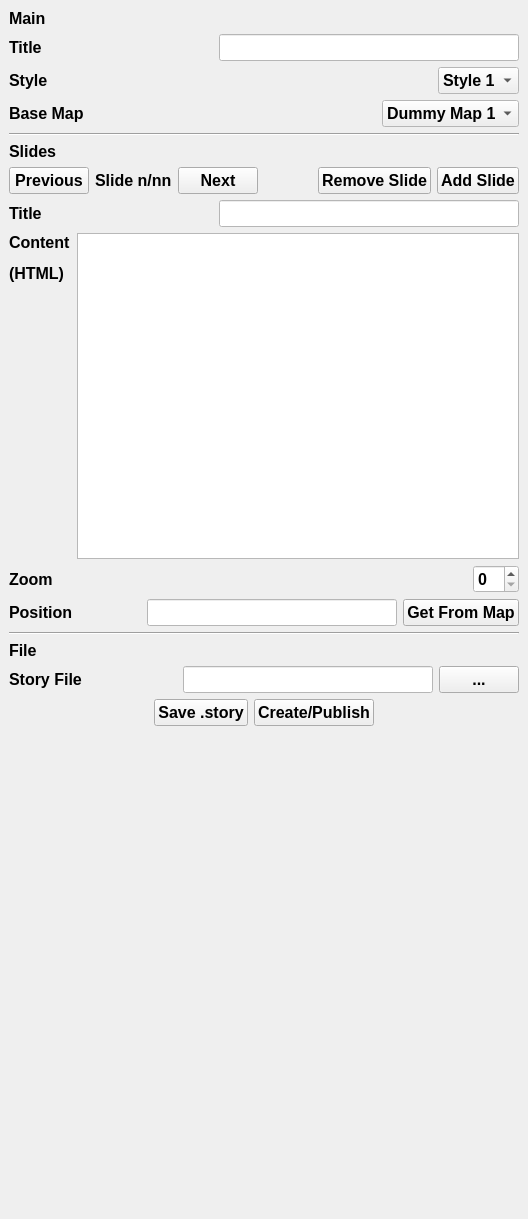
Above: story/story_dockwidget_base.ui from klakar/scheherazade before the change. Below: the same form after it.
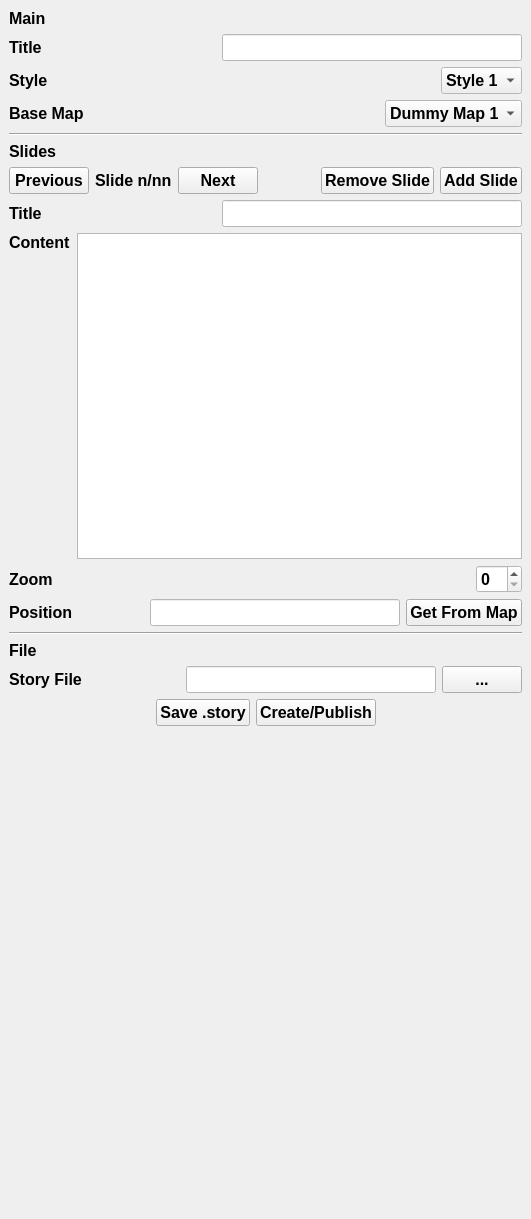
That is the form after the change.

Patch:
```diff
--- a/story/story_dockwidget_base.ui
+++ b/story/story_dockwidget_base.ui
@@ -6,7 +6,7 @@
    <rect>
     <x>0</x>
     <y>0</y>
-    <width>528</width>
+    <width>531</width>
     <height>1219</height>
    </rect>
   </property>
@@ -745,7 +745,7 @@
         <item>
          <widget class="QLabel" name="lblSlideContent">
           <property name="text">
-           <string>&lt;html&gt;&lt;head/&gt;&lt;body&gt;&lt;p&gt;Content&lt;/p&gt;&lt;p&gt;(HTML)&lt;/p&gt;&lt;/body&gt;&lt;/html&gt;</string>
+           <string>&lt;html&gt;&lt;head/&gt;&lt;body&gt;&lt;p&gt;Content&lt;/p&gt;&lt;/body&gt;&lt;/html&gt;</string>
           </property>
           <property name="alignment">
            <set>Qt::AlignLeading|Qt::AlignLeft|Qt::AlignTop</set>
```
